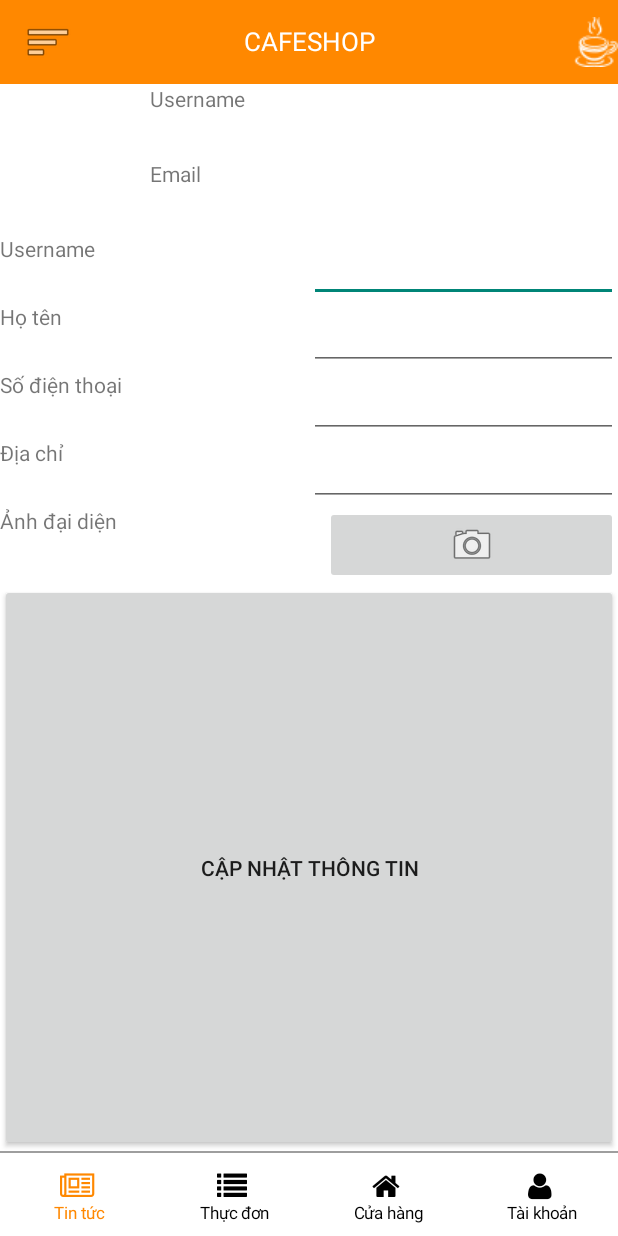
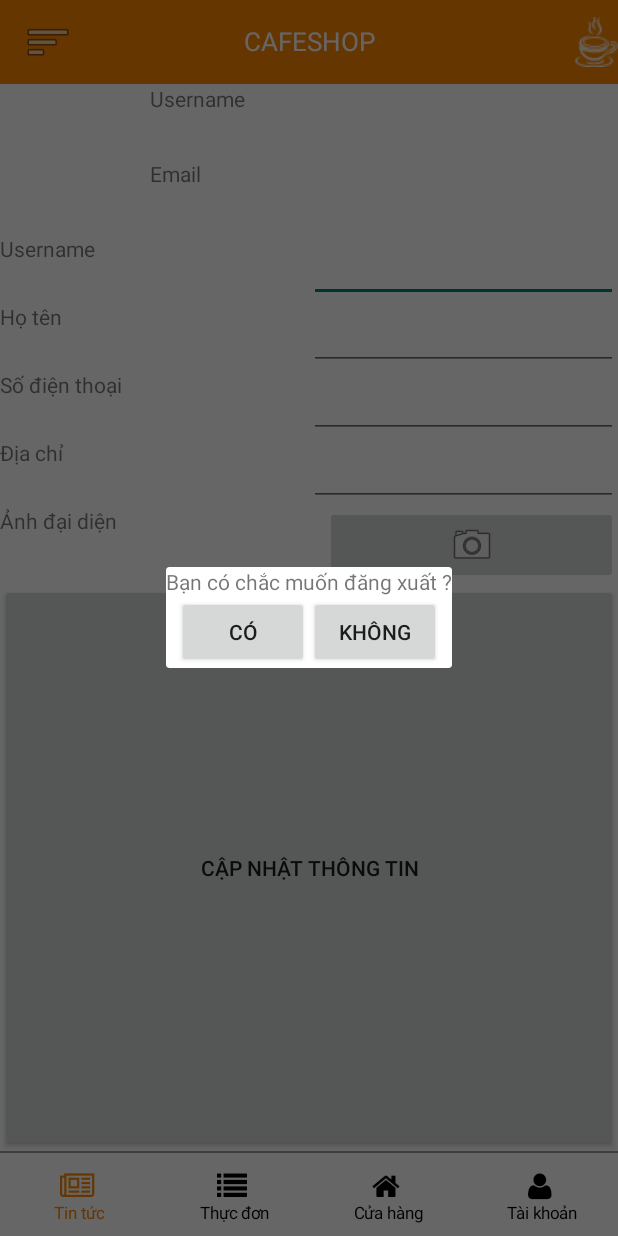
Before and after one commit to tumoqun/CafeShop, an Android app: the TinTuc screen opened directly, with no data from a screen before it, in the side drawer, after a tap on "Đăng Xuất", on a phone screen of 412 x 824 dp. Run offline under Robolectric (Android 15) with nearby library versions, the phone set to English and light mode, and no system bars; our stand-ins replace Firebase (no records; nobody signed in at launch, a user with empty details on screens opened directly); libraries missing offline, so code that uses them is left out: com.facebook.

Commit message:
fix nhẹ chức năng đặt hàng, bổ sung nhỏ thêm chức năng đăng xuất

```diff
--- a/CafeShop/app/src/main/AndroidManifest.xml
+++ b/CafeShop/app/src/main/AndroidManifest.xml
@@ -3,6 +3,7 @@
     package="com.example.cafeshop">
 
     <uses-permission android:name="android.permission.INTERNET" />
+    <uses-permission android:name="android.permission.READ_EXTERNAL_STORAGE"/>
     <meta-data android:name="com.facebook.sdk.ApplicationId" android:value="@string/facebook_app_id"/>
 
     <application
--- a/CafeShop/app/src/main/java/com/example/cafeshop/Model/GioHangModel.java
+++ b/CafeShop/app/src/main/java/com/example/cafeshop/Model/GioHangModel.java
@@ -80,4 +80,8 @@ public class GioHangModel {
         }
         return temp;
     }
+    public void ResetGioHang(){
+        thucUongModelList.clear();
+        TongGia=0;
+    }
 }
--- a/CafeShop/app/src/main/java/com/example/cafeshop/View/DonHang.java
+++ b/CafeShop/app/src/main/java/com/example/cafeshop/View/DonHang.java
@@ -32,6 +32,7 @@ public class DonHang extends AppCompatActivity {
         super.onCreate(savedInstanceState);
         setContentView(R.layout.donhang);
         Intent intent=this.getIntent();
+        String IdUser=intent.getStringExtra("mã user");
         String madonhang=intent.getStringExtra("mã đơn hàng");
         tvMaDonHang=findViewById(R.id.tvMaDonHang);
         tvThoiGian=findViewById(R.id.tvThoiGian);
@@ -43,7 +44,7 @@ public class DonHang extends AppCompatActivity {
         btnQuayVeTrangChu=findViewById(R.id.btnTroVeTrangChu);
 
         DatabaseReference databaseReference= FirebaseDatabase.getInstance().getReference().child("donhang");
-        databaseReference.child(madonhang).addValueEventListener(new ValueEventListener() {
+        databaseReference.child(IdUser).child(madonhang).addValueEventListener(new ValueEventListener() {
             @Override
             public void onDataChange(@NonNull DataSnapshot dataSnapshot) {
                 DonHangModel donHangModel=dataSnapshot.getValue(DonHangModel.class);
--- a/CafeShop/app/src/main/java/com/example/cafeshop/View/TinTuc.java
+++ b/CafeShop/app/src/main/java/com/example/cafeshop/View/TinTuc.java
@@ -1,5 +1,6 @@
 package com.example.cafeshop.View;
 
+import android.app.Dialog;
 import android.content.Intent;
 import android.graphics.Typeface;
 import android.net.Uri;
@@ -15,11 +16,13 @@ import android.support.v7.app.AppCompatActivity;
 import android.support.v7.widget.Toolbar;
 import android.view.MenuItem;
 import android.view.View;
+import android.widget.Button;
 import android.widget.FrameLayout;
 import android.widget.ImageView;
 import android.widget.RadioButton;
 import android.widget.RadioGroup;
 import android.widget.TextView;
+import android.widget.Toast;
 
 import com.bumptech.glide.Glide;
 import com.example.cafeshop.FontManager;
@@ -146,6 +149,27 @@ public class TinTuc  extends AppCompatActivity implements RadioGroup.OnCheckedCh
                 Intent iTrangChu=new Intent(this, TinTuc.class);
                 startActivity(iTrangChu);
                 break;
+            case R.id.logout:
+                final Intent iDangNhap=new Intent(this,DangNhap.class);
+                final Dialog dangxuat=new Dialog(TinTuc.this);
+                dangxuat.setContentView(R.layout.dangxuat);
+                Button btnCo=dangxuat.findViewById(R.id.btnCoDangXuat);
+                Button btnKhong=dangxuat.findViewById(R.id.btnKhongDangXuat);
+                dangxuat.show();
+                btnCo.setOnClickListener(new View.OnClickListener() {
+                    @Override
+                    public void onClick(View v) {
+                        FirebaseAuth.getInstance().signOut();
+                        startActivity(iDangNhap);
+
+                    }
+                    });
+                btnKhong.setOnClickListener(new View.OnClickListener() {
+                    @Override
+                    public void onClick(View v) {
+                        dangxuat.dismiss();
+                    }
+                });
         }
         menuItem.setChecked(true);
         // Set action bar title
--- /dev/null
+++ b/CafeShop/app/src/main/res/layout/dangxuat.xml
@@ -0,0 +1,36 @@
+<?xml version="1.0" encoding="utf-8"?>
+<LinearLayout xmlns:android="http://schemas.android.com/apk/res/android"
+    android:layout_width="match_parent"
+    android:layout_height="match_parent"
+    android:orientation="vertical">
+
+    <TextView
+        android:id="@+id/textView8"
+        android:layout_width="wrap_content"
+        android:layout_height="wrap_content"
+        android:layout_gravity="center"
+        android:text="Bạn có chắc muốn đăng xuất ?" />
+
+    <LinearLayout
+        android:layout_width="wrap_content"
+        android:layout_height="wrap_content"
+        android:layout_gravity="center"
+        android:orientation="horizontal">
+
+        <Button
+            android:id="@+id/btnCoDangXuat"
+            android:layout_width="wrap_content"
+            android:layout_height="wrap_content"
+            android:layout_gravity="left"
+            android:layout_weight="1"
+            android:text="CÓ" />
+
+        <Button
+            android:id="@+id/btnKhongDangXuat"
+            android:layout_width="wrap_content"
+            android:layout_height="wrap_content"
+            android:layout_gravity="right"
+            android:layout_weight="1"
+            android:text="KHÔNG" />
+    </LinearLayout>
+</LinearLayout>
```
Also changed, not shown: CafeShop/app/src/main/java/com/example/cafeshop/Model/DonHangModel.java (+11 -1 lines), CafeShop/app/src/main/java/com/example/cafeshop/View/ThucDon.java (+6 -2 lines).
